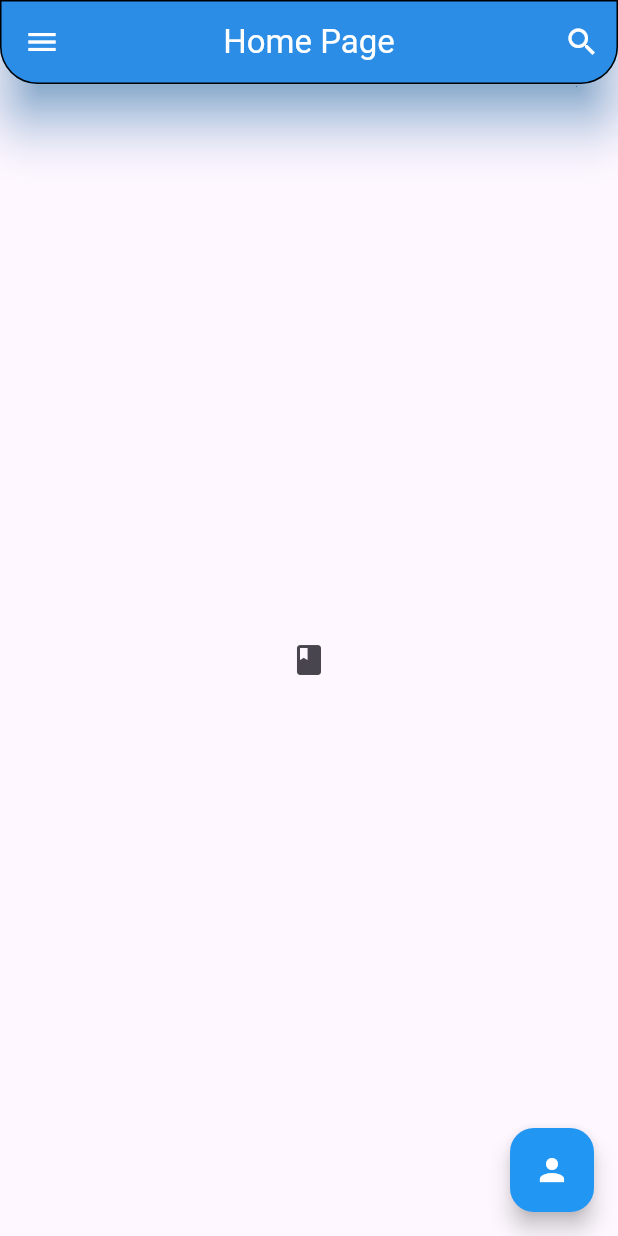
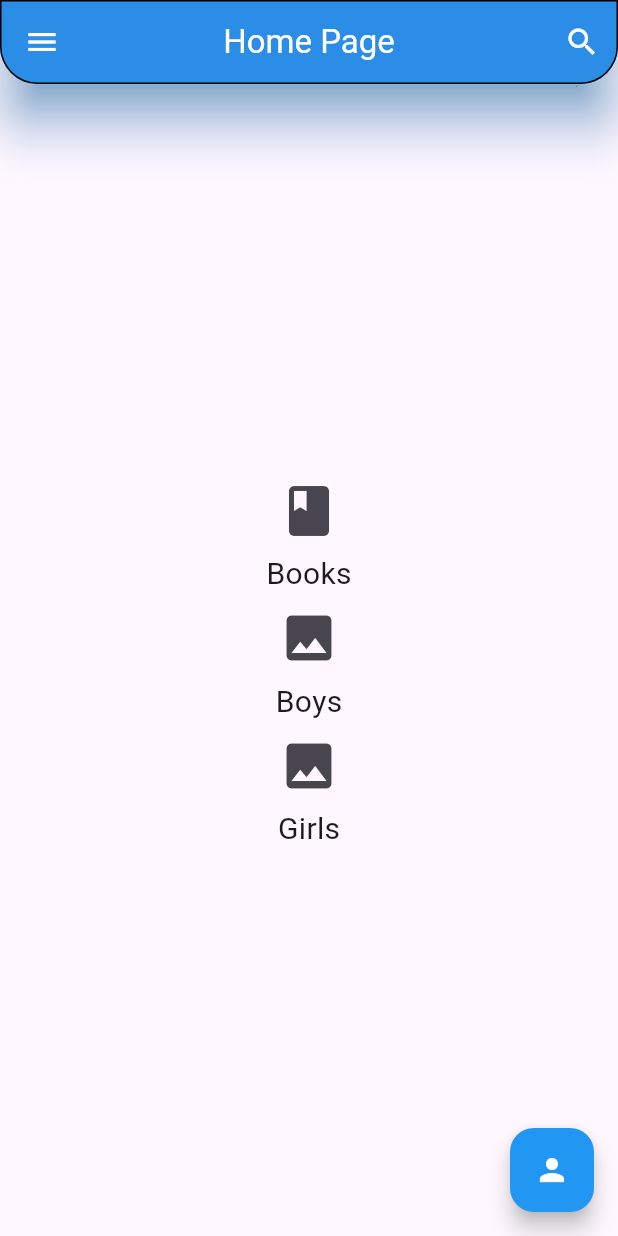
Before and after one commit to abdu11o4/home_book, a Flutter app: the screen it shows after launch, on a phone screen of 412 x 824 dp. Run offline on Flutter 3.47's test engine with Material 2 defaults, Android fonts, the light colour scheme and no system bars.

Commit message:
rasim qoshilgani

```diff
--- a/lib/pages/home_page.dart
+++ b/lib/pages/home_page.dart
@@ -1,6 +1,8 @@
 import 'package:flutter/material.dart';
 import 'package:flutter/services.dart';
-import 'package:home_book/pages/book_page.dart/book_two_page.dart';
+import 'package:home_book/pages/book_page.dart/book_one_page.dart';
+import 'package:home_book/pages/photo/photo_boys_page.dart';
+import 'package:home_book/pages/photo/photo_girl_page.dart';
 import 'package:home_book/pages/profile_page.dart';
 import 'package:home_book/pages/setting_page.dart';
 
@@ -42,8 +44,51 @@ class HomePage extends StatelessWidget {
                   ),
                 );
               },
-              icon: const Icon(Icons.book),
-            )
+              icon: const Icon(
+                Icons.book,
+                size: 40,
+              ),
+            ),
+            const Text(
+              "Books",
+              style: TextStyle(fontSize: 20),
+            ),
+            IconButton(
+              onPressed: () {
+                Navigator.push(
+                  context,
+                  MaterialPageRoute(
+                    builder: (context) => const BoysPage(),
+                  ),
+                );
+              },
+              icon: const Icon(
+                Icons.photo,
+                size: 40,
+              ),
+            ),
+            const Text(
+              "Boys",
+              style: TextStyle(fontSize: 20),
+            ),
+            IconButton(
+              onPressed: () {
+                Navigator.push(
+                  context,
+                  MaterialPageRoute(
+                    builder: (context) => const GirlsPage(),
+                  ),
+                );
+              },
+              icon: const Icon(
+                Icons.photo,
+                size: 40,
+              ),
+            ),
+            const Text(
+              "Girls",
+              style: TextStyle(fontSize: 20),
+            ),
           ],
         ),
       ),
```
Also changed, not shown: lib/pages/book_page.dart/book2_page.dart (added, +62 -0 lines), lib/pages/book_page.dart/book_one_page.dart (renamed from lib/pages/book_page.dart/book_two_page.dart, +35 -2 lines), lib/pages/photo/photo_boys_page.dart (added, +51 -0 lines), lib/pages/photo/photo_girl_page.dart (added, +39 -0 lines), assets/cs_2.jpg (added), assets/fezot.jpg (added), assets/kunduzi.jpg (added), assets/yakudza.jpg (added).
